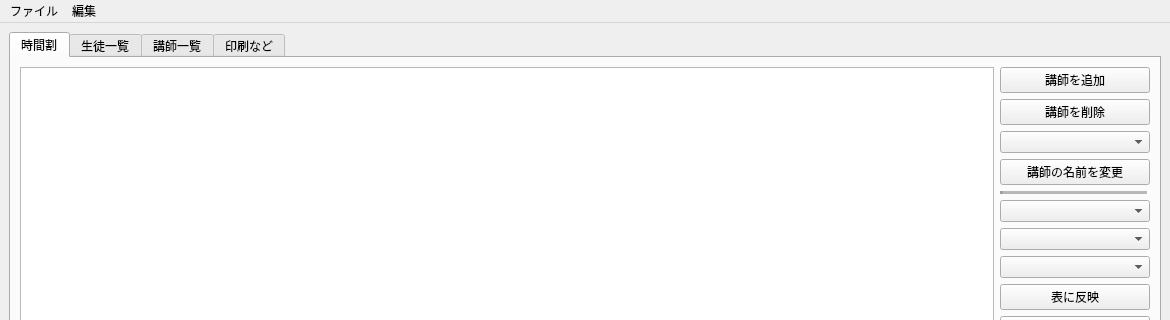
Old version of the form mainwindow.ui in the repository ROMEKANA/TimeTable; both pictures show x 0 to 1170 and y 0 to 320 of the 1170 by 869 pixel window.
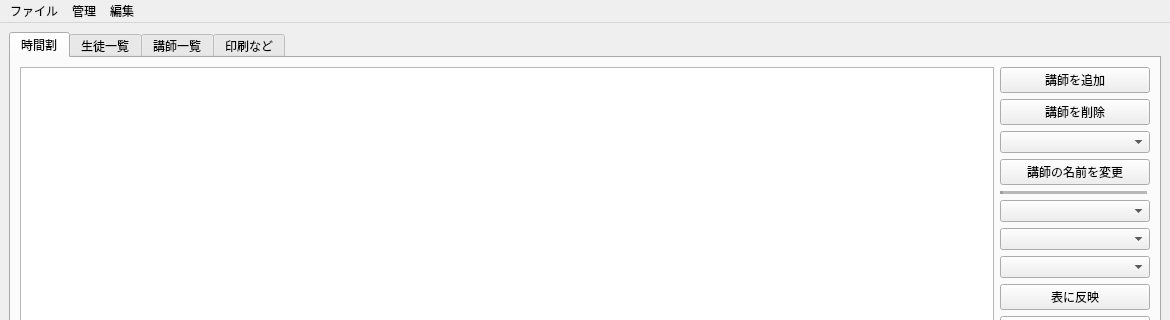
New version of the form.

Commit message: セルのコピー、ペースト、切り取り、クリア機能を追加し、UIを更新

```diff
--- a/mainwindow.ui
+++ b/mainwindow.ui
@@ -414,13 +414,23 @@
    </widget>
    <widget class="QMenu" name="menu">
     <property name="title">
-     <string>編集</string>
+     <string>管理</string>
     </property>
     <addaction name="actionAddschool"/>
     <addaction name="actionDeleteSchool"/>
    </widget>
+   <widget class="QMenu" name="menu_2">
+    <property name="title">
+     <string>編集</string>
+    </property>
+    <addaction name="actionCopyCell"/>
+    <addaction name="actionPasteCell"/>
+    <addaction name="actionCutCell"/>
+    <addaction name="actionClearCell"/>
+   </widget>
    <addaction name="menuFile"/>
    <addaction name="menu"/>
+   <addaction name="menu_2"/>
   </widget>
   <widget class="QStatusBar" name="statusbar"/>
   <action name="actiondScheduleLoad">
```
Left out of the diff: 37 changed lines with no effect on the pictures. The commit also changes 2 other files.
